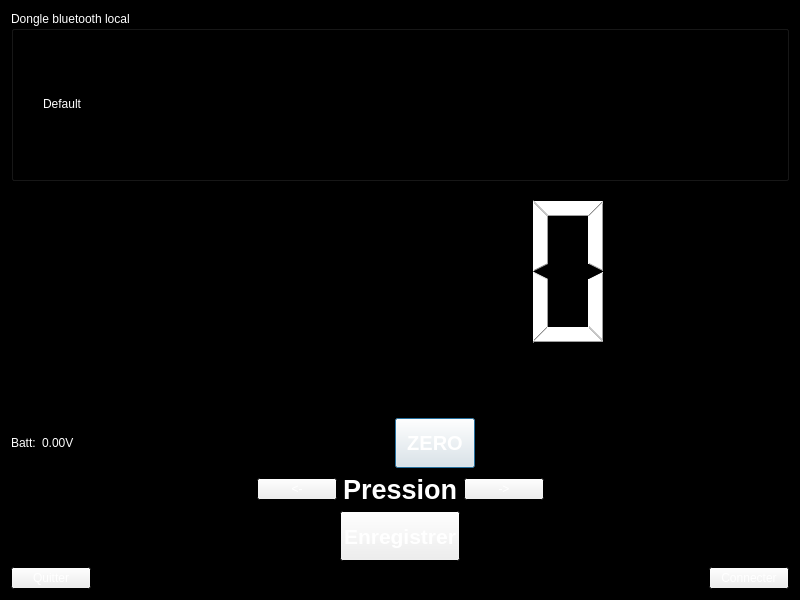
First picture: the form in torque.ui, repository catslab/Torque-Monitor, before the edit.
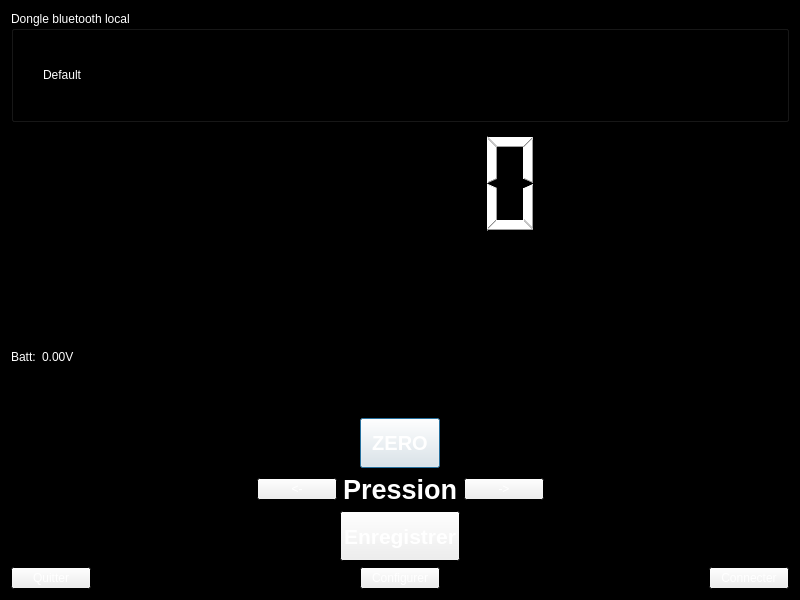
Second picture: the form after the edit.

```diff
--- a/torque.ui
+++ b/torque.ui
@@ -371,7 +371,7 @@
     </widget>
    </item>
    <item>
-    <layout class="QHBoxLayout" name="horizontalLayout_5">
+    <layout class="QHBoxLayout" name="horizontalLayout_7">
      <item>
       <widget class="QLabel" name="label">
        <property name="text">
@@ -387,6 +387,23 @@
       </widget>
      </item>
      <item>
+      <spacer name="horizontalSpacer_9">
+       <property name="orientation">
+        <enum>Qt::Horizontal</enum>
+       </property>
+       <property name="sizeHint" stdset="0">
+        <size>
+         <width>40</width>
+         <height>20</height>
+        </size>
+       </property>
+      </spacer>
+     </item>
+    </layout>
+   </item>
+   <item>
+    <layout class="QHBoxLayout" name="horizontalLayout_5">
+     <item>
       <spacer name="horizontalSpacer_2">
        <property name="orientation">
         <enum>Qt::Horizontal</enum>
@@ -570,6 +587,13 @@
        </property>
       </spacer>
      </item>
+     <item>
+      <widget class="QPushButton" name="configureButton">
+       <property name="text">
+        <string>Configurer</string>
+       </property>
+      </widget>
+     </item>
      <item>
       <spacer name="horizontalSpacer">
        <property name="orientation">
```
Left out of the diff: 6 changed lines with no effect on the pictures.
